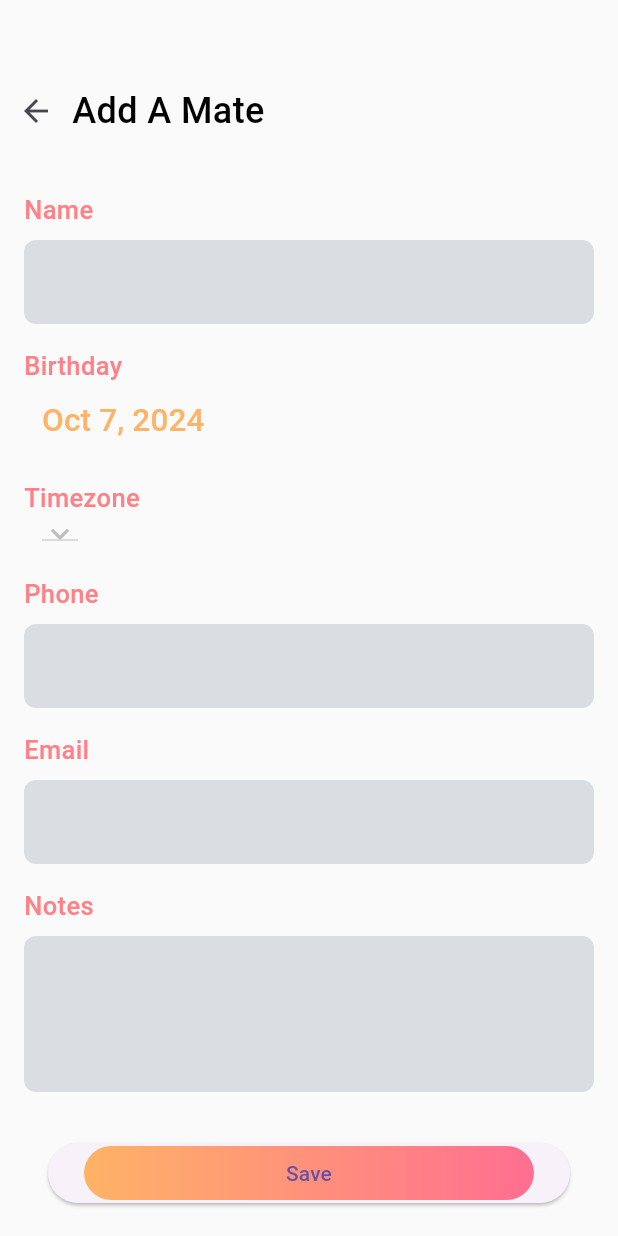
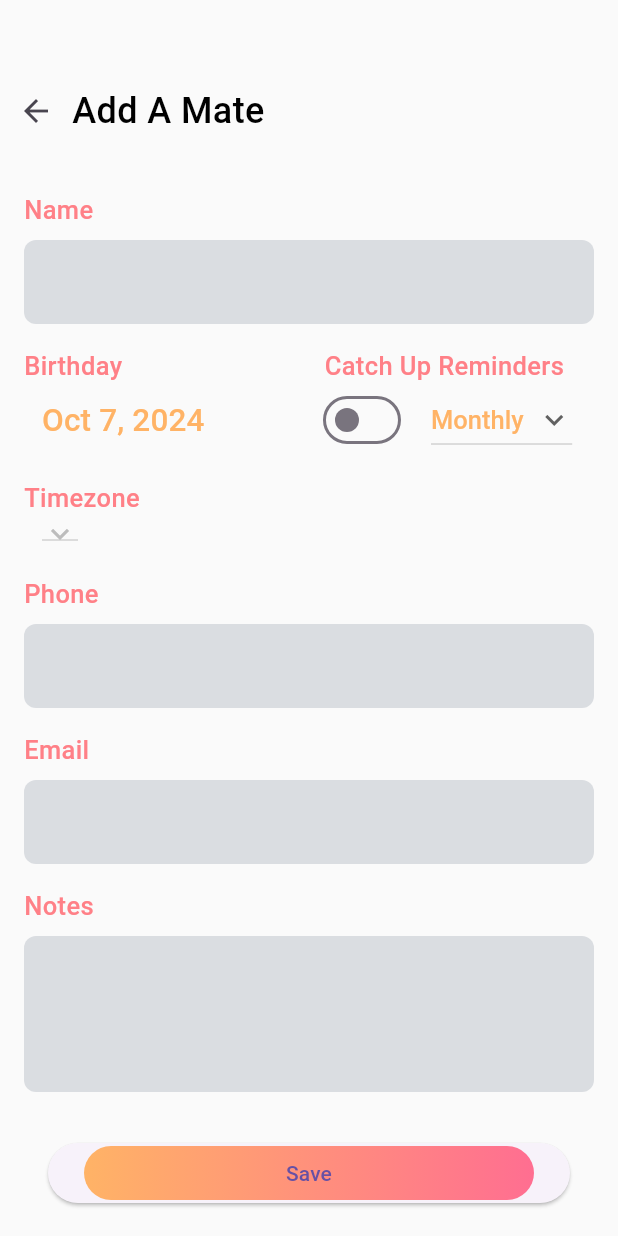
Before and after one commit to uoa-compsci399-s2-2024/capstone-project-team-41, a Flutter app: the AddContactView screen opened directly, on a phone screen of 412 x 824 dp. Run offline on Flutter 3.47's test engine with Material 3 defaults, Android fonts, the phone set to English and light mode, and no system bars; our stand-ins replace firebase_core, firebase_messaging, fixnum, flutter_datetime_picker_plus, flutter_local_notifications, isar and 2 more; missing offline and left inert: auth0_flutter, grpc, instant, protobuf; accounts and stored records are empty; generated files the repository leaves out were written again; statements that could not run were skipped.

Commit message:
select catch up period

```diff
--- a/Mobile/lib/Features/Contacts/AddContact/AddContactView.dart
+++ b/Mobile/lib/Features/Contacts/AddContact/AddContactView.dart
@@ -62,11 +62,17 @@ class _AddContactViewState extends State<AddContactView> {
             Padding(
               padding: const EdgeInsets.only(top: 16, left: 16, right: 16),
               child: Column(children: [
+
                 Row(
+                  mainAxisAlignment: MainAxisAlignment.spaceBetween,
                   children: [
                     Text(
                       "Birthday",
                       style: Textstyles.textHint,
+                    ),
+                    Padding(
+                      padding: const EdgeInsets.only(right: 20),
+                      child: Text("Catch Up Reminders", style: Textstyles.textHint)
                     ),
                   ],
                 ),
@@ -100,7 +106,36 @@ class _AddContactViewState extends State<AddContactView> {
                               DateFormat("MMM d, y").format(viewModel.birthDay),
                               style: TextStyle(
                                   color: ColorPalette.primaryOrange, fontSize: 21),
-                            )),
+                            )
+                        ),
+                        Padding(
+                          padding: const EdgeInsets.only(left: 63),
+                          child: Row(
+                            children: [
+                              Switch(
+                                value: viewModel.isCatchup,
+                                inactiveTrackColor: Colors.grey[50],
+                                activeColor: ColorPalette.primaryOrange,
+                                onChanged: (value) {
+                                  setState(() {viewModel.isCatchup = value;});
+                                }),
+                              const Padding(padding: EdgeInsets.only(right: 16)),
+                              DropdownButton(
+                                value: viewModel.selectedPeriod,
+                                icon: const Icon(Icons.keyboard_arrow_down),
+                                items: viewModel.catchUpPeriods,
+                                style: TextStyle(color: ColorPalette.primaryOrange, fontSize: 17, fontWeight: FontWeight.w500),
+                                onChanged: (value) {
+                                  setState(() {
+                                    viewModel.selectedPeriod = value!;
+                                  });
+                                },
+                              ),
+                            ],
+                          )
+                        )
+
+
                       ],
                     ))
               ]),
--- a/Mobile/lib/Features/Contacts/AddContact/AddContactViewModel.dart
+++ b/Mobile/lib/Features/Contacts/AddContact/AddContactViewModel.dart
@@ -15,6 +15,13 @@ class AddContactViewModel extends ChangeNotifier {
   String email = "";
   String timeZone = "NZDT";
   DateTime birthDay = DateTime.now();
+  bool isCatchup = false;
+  List<DropdownMenuItem<String>> catchUpPeriods = [
+    const DropdownMenuItem(value: "Monthly", child: Text("Monthly")),
+    const DropdownMenuItem(value: "Quarterly", child: Text("Quarterly")),
+    const DropdownMenuItem(value: "Bi-Yearly", child: Text("Bi-Yearly")),
+  ];
+  String selectedPeriod = "Monthly";
 
   Future<void> saveContact() async {
     final database = DatabaseConnector.instance.isar;
@@ -48,8 +55,9 @@ class AddContactViewModel extends ChangeNotifier {
     }
 
     List<ContactReminder> reminders = contact.reminders!.toList();
+    String nameTrimmed = contactName.trim();
     reminders.add(ContactReminder()
-      ..name = "$contactName's Birthday"
+      ..name = "$nameTrimmed Birthday"
       ..startTime = nextBirthday
       ..endTime = nextBirthday.add(const Duration(hours: 11, minutes: 59))
       ..showTime = true
@@ -59,8 +67,16 @@ class AddContactViewModel extends ChangeNotifier {
       ..recurringInterval = 1
       ..recurringIntervalUnit = "years");
 
-    const int catchUpPeriod = 3;
-    DateTime catchUp = DateTime(DateTime.now().year, DateTime.now().month + catchUpPeriod, DateTime.now().day, 10, 00);
+    if (isCatchup) {
+      int interval = 1;
+
+      switch (selectedPeriod) {
+        case "Monthly": interval = 1;
+        case "Quarterly": interval = 3;
+        case "Bi-Yearly": interval = 6;
+      }
+
+      DateTime catchUp = DateTime(DateTime.now().year, DateTime.now().month + interval, DateTime.now().day, 10, 00);
 
       reminders.add(ContactReminder()
       ..name = "Catch up with $contactName"
@@ -70,9 +86,10 @@ class AddContactViewModel extends ChangeNotifier {
       ..reminderType = ReminderType.event
       ..id = const Uuid().v4()
       ..isRecurring = true
-    ..recurringInterval = catchUpPeriod
+      ..recurringInterval = interval
       ..recurringIntervalUnit = "Months"
       );
+    }
 
     contact.reminders = reminders;
 
@@ -81,6 +98,8 @@ class AddContactViewModel extends ChangeNotifier {
     });
   }
 
+
+
   Null updateBirthdayDate(DateTime date) {
     birthDay = date;
     notifyListeners();
--- a/Mobile/lib/main.dart
+++ b/Mobile/lib/main.dart
@@ -39,7 +39,7 @@ Future<void> main() async {
   await FirebaseMessaging.onMessageOpenedApp.listen((event) {
     print(("THIS IS EVENT :: :: $event"));
   });
-  await DatabaseSync().init();
+  // await DatabaseSync().init();
   runApp(const MyApp());
 }
 
```
Lines whose indentation alone changed are shown as unchanged.
